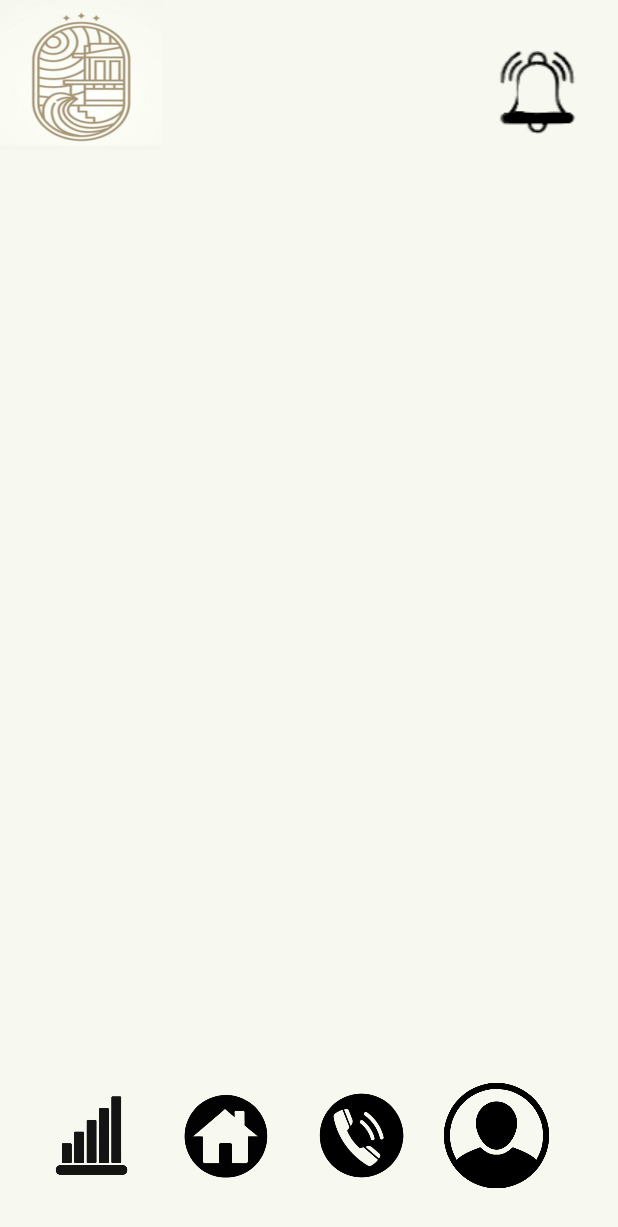
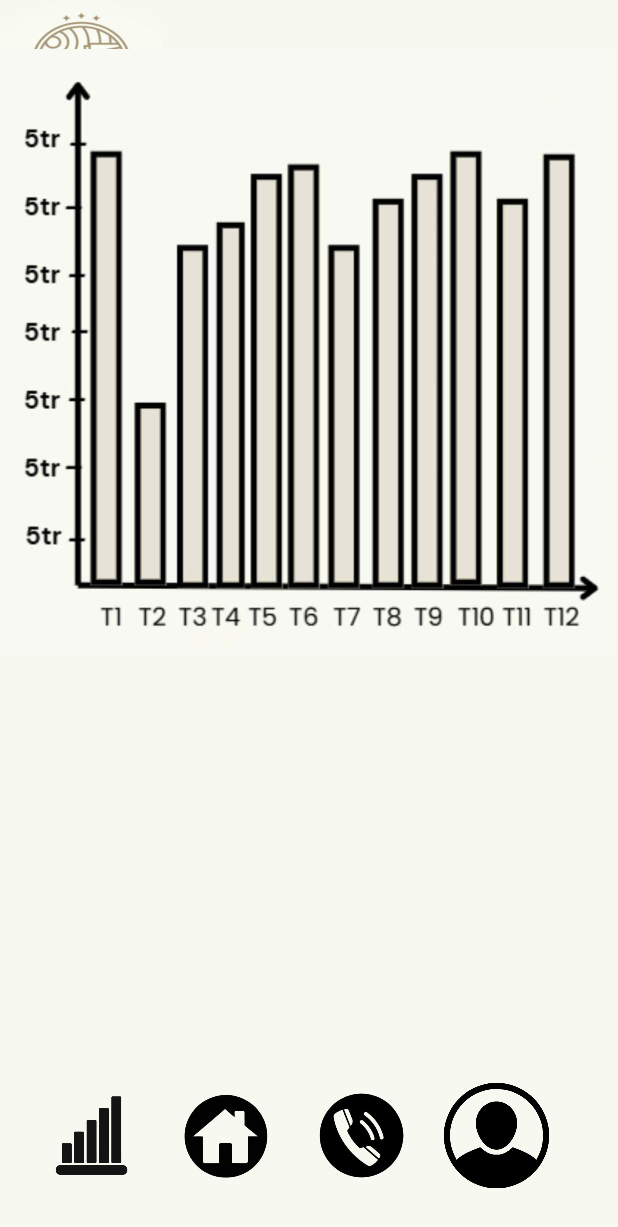
Before and after one commit to hieppro112/giaodien_android, an Android app: the screen_statistics screen opened directly, with no data from a screen before it, on a phone screen of 412 x 824 dp. Shown: the top 1227 px of the screen. Run offline under Robolectric (Android 15) with nearby library versions, the phone set to English and light mode, and no system bars.

Commit message:
up statics

```diff
--- a/app/src/main/AndroidManifest.xml
+++ b/app/src/main/AndroidManifest.xml
@@ -20,7 +20,7 @@
             android:exported="false" />
         <activity
             android:name=".screen_statistics"
-            android:exported="false" />
+            android:exported="true" />
         <activity
             android:name=".screen_profile"
             android:exported="false"
--- a/app/src/main/res/layout/activity_screen_statistics.xml
+++ b/app/src/main/res/layout/activity_screen_statistics.xml
@@ -30,6 +30,7 @@
     </LinearLayout>
 
     <LinearLayout
+        android:id="@+id/linearLayout3"
         android:layout_width="match_parent"
         android:layout_height="wrap_content"
         android:layout_marginBottom="32dp"
@@ -70,4 +71,13 @@
 
     </LinearLayout>
 
+    <ImageView
+        android:id="@+id/imageView5"
+        android:layout_width="408dp"
+        android:layout_height="470dp"
+        app:srcCompat="@drawable/_bieudo1"
+        tools:layout_editor_absoluteX="3dp"
+        tools:layout_editor_absoluteY="153dp" />
+
+
 </androidx.constraintlayout.widget.ConstraintLayout>
```
Also changed, not shown: app/src/main/res/drawable/_bieudo1.jpg (added).
